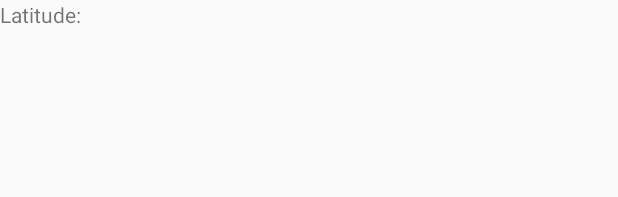
After one commit to SherifMohamedFarouk/NearBy-App, an Android app: the layout activity_splash.xml on its own in the app's theme, with its tools: preview values and no code run, on a phone screen of 412 x 824 dp. The commit adds this screen. Shown: the top 197 px of the screen. Run offline under Robolectric (Android 15) with nearby library versions, the phone set to English and light mode, and no system bars.

Commit message:
Splash Activity

```diff
--- a/app/build.gradle
+++ b/app/build.gradle
@@ -40,10 +40,11 @@ buildscript {
 
 dependencies {
     implementation fileTree(dir: 'libs', include: ['*.jar'])
-    implementation"org.jetbrains.kotlin:kotlin-stdlib-jdk7:$kotlin_version"
+    implementation "org.jetbrains.kotlin:kotlin-stdlib-jdk7:$kotlin_version"
     implementation 'androidx.appcompat:appcompat:1.0.2'
     implementation 'androidx.core:core-ktx:1.0.2'
     implementation 'androidx.constraintlayout:constraintlayout:1.1.3'
+    implementation 'com.google.android.material:material:1.0.0'
     testImplementation 'junit:junit:4.12'
     androidTestImplementation 'androidx.test.ext:junit:1.1.0'
     androidTestImplementation 'androidx.test.espresso:espresso-core:3.1.1'
--- a/app/src/main/java/com/sherif/nearbyapp/utils/utils.kt
+++ b/app/src/main/java/com/sherif/nearbyapp/utils/Const.kt
@@ -1,3 +1,7 @@
 package com.sherif.nearbyapp.utils
 
+const val LOCATION_REQUEST_CODE_PERMISSION = 42
+const val MODEKEY = "mode_key"
+const val DEFAULTMODE = "Realtime"
+
 //https://api.foursquare.com/v2/venues/explore?client_id=SY24OORBST2CQDJLICCL3SE5AM2NC2NIMYMNVGFINS02HPXG&client_secret=53BT1R5WEJGPLG1WGCWHFHWFTMX0JAR5PLBT0MO3SO01Q3GR&v=20180323&limit=1&ll=40.7243,-74.0018&query=coffee
--- /dev/null
+++ b/app/src/main/res/layout/activity_splash.xml
@@ -0,0 +1,16 @@
+<?xml version="1.0" encoding="utf-8"?>
+<androidx.coordinatorlayout.widget.CoordinatorLayout xmlns:android="http://schemas.android.com/apk/res/android"
+    xmlns:app="http://schemas.android.com/apk/res-auto"
+    xmlns:tools="http://schemas.android.com/tools"
+    android:layout_width="match_parent"
+    android:layout_height="match_parent"
+    tools:context=".ui.SplashActivity">
+    <TextView
+        android:id="@+id/latTextView"
+        android:layout_width="wrap_content"
+        android:layout_height="wrap_content"
+        android:text="Latitude: "
+        app:layout_constraintTop_toBottomOf="@id/toolbar"
+        />
+
+</androidx.coordinatorlayout.widget.CoordinatorLayout>
--- /dev/null
+++ b/app/src/main/res/values/dimens.xml
@@ -0,0 +1,3 @@
+<resources>
+    <dimen name="fab_margin">16dp</dimen>
+</resources>
--- a/app/src/main/res/values/strings.xml
+++ b/app/src/main/res/values/strings.xml
@@ -2,5 +2,6 @@
     <string name="app_name">NearBy</string>
     <string name="Realtime">Realtime</string>
     <string name="Single_Update">Single Update</string>
+    <string name="title_activity_splash">SplashActivity</string>
 
 </resources>
--- a/app/src/main/res/values/styles.xml
+++ b/app/src/main/res/values/styles.xml
@@ -11,4 +11,13 @@
         <item name="windowNoTitle">true</item>
     </style>
 
+    <style name="AppTheme.NoActionBar">
+        <item name="windowActionBar">false</item>
+        <item name="windowNoTitle">true</item>
+    </style>
+
+    <style name="AppTheme.AppBarOverlay" parent="ThemeOverlay.AppCompat.Dark.ActionBar" />
+
+    <style name="AppTheme.PopupOverlay" parent="ThemeOverlay.AppCompat.Light" />
+
 </resources>
```
Also changed, not shown: app/src/main/AndroidManifest.xml (+10 -1 lines), app/src/main/java/com/sherif/nearbyapp/MyApplication.kt (added, +17 -0 lines), app/src/main/java/com/sherif/nearbyapp/ui/MainActivity.kt (+17 -23 lines), app/src/main/java/com/sherif/nearbyapp/ui/SplashActivity.kt (added, +57 -0 lines), app/src/main/java/com/sherif/nearbyapp/utils/LocationUtils.kt (+9 -13 lines), app/src/main/java/com/sherif/nearbyapp/utils/SharedPref.kt (+12 -2 lines), app/src/main/res/layout/content_splash.xml (added, +11 -0 lines).
